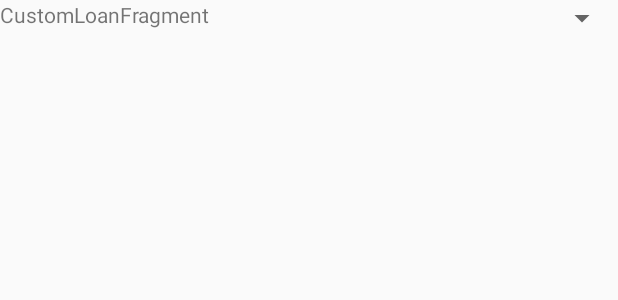
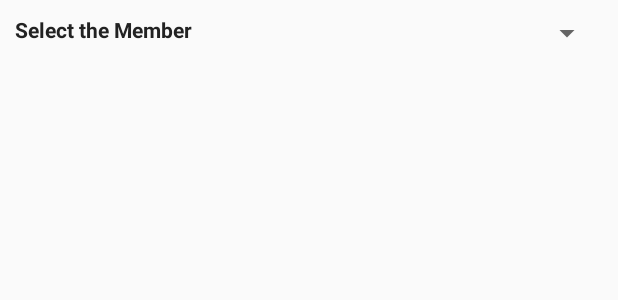
Before and after one commit to CsHimanshu/Bhamashan, an Android app: the layout fragment_bank_eligilibility.xml on its own in the app's theme, with its tools: preview values and no code run, on a phone screen of 412 x 824 dp. Shown: the top 300 px of the screen. Run offline under Robolectric (Android 15) with nearby library versions, the phone set to English and light mode, and no system bars.

Commit message:
Eligilibility

```diff
--- a/app/src/main/java/com/hackathon/bhamashah/fragments/CurrentOffersBankFragment.java
+++ b/app/src/main/java/com/hackathon/bhamashah/fragments/CurrentOffersBankFragment.java
@@ -35,7 +35,6 @@ public class CurrentOffersBankFragment extends BaseFragment {
         // Required empty public constructor
     }
 
-
     @Override
     public View onCreateView(LayoutInflater inflater, ViewGroup container,
                              Bundle savedInstanceState) {
@@ -59,6 +58,8 @@ public class CurrentOffersBankFragment extends BaseFragment {
                 AppUtils.updateUI(getActivity(), new Runnable() {
                     @Override
                     public void run() {
+                        if(currentOffersApiResponse==null)
+                            return;
                         List<PreApprovedLoansBean> list = currentOffersApiResponse.getData().getPreApprovedLoans();
                         AppUtils.addAdatperToRecyclerView(new BankOffersAdapter(getActivity(),list),recyclerView);
                     }
--- a/app/src/main/res/layout/fragment_bank_eligilibility.xml
+++ b/app/src/main/res/layout/fragment_bank_eligilibility.xml
@@ -1,17 +1,33 @@
-<FrameLayout xmlns:android="http://schemas.android.com/apk/res/android"
+<LinearLayout xmlns:android="http://schemas.android.com/apk/res/android"
     xmlns:tools="http://schemas.android.com/tools"
     android:layout_width="match_parent"
     android:layout_height="match_parent"
-    tools:context="com.hackathon.bhamashah.fragments.BankEligibilityFragment">
+    android:padding="10dp"
+    tools:context="com.hackathon.bhamashah.fragments.BankEligibilityFragment"
+    android:orientation="vertical">
 
-    <!-- TODO: Update blank fragment layout -->
+    <LinearLayout
+        android:layout_width="match_parent"
+        android:layout_height="wrap_content"
+        android:orientation="horizontal">
     <TextView
+        android:layout_width="wrap_content"
+        android:layout_height="wrap_content"
+        android:textColor="@color/title"
+        android:textStyle="bold"
+        android:text="Select the Member" />
+    <Spinner
+        android:id="@+id/bankEligilibility_spinner"
+        android:layout_width="match_parent"
+        android:layout_height="wrap_content"
+        android:paddingTop="10dp"
+        android:paddingBottom="10dp"/>
+    </LinearLayout>
+    <android.support.v7.widget.RecyclerView
+        android:id="@+id/bankEligilibility_recycler_view"
         android:layout_width="match_parent"
         android:layout_height="match_parent"
-        android:text="CustomLoanFragment" />
-    <Spinner
-        android:id="@+id/bankEligilibility_spinner"
-        android:layout_width="fill_parent"
-        android:layout_height="wrap_content" />
+        android:layout_marginTop="20dp"
+        android:scrollbars="vertical" />
 
-</FrameLayout>
+</LinearLayout>
```
Also changed, not shown: app/src/main/java/com/hackathon/bhamashah/bean/LoanEligibilityApiResponse.java (added, +9 -0 lines), app/src/main/java/com/hackathon/bhamashah/data/remote/ApiInterface.java (+10 -0 lines), app/src/main/java/com/hackathon/bhamashah/fragments/BankEligibilityFragment.java (+90 -2 lines).
